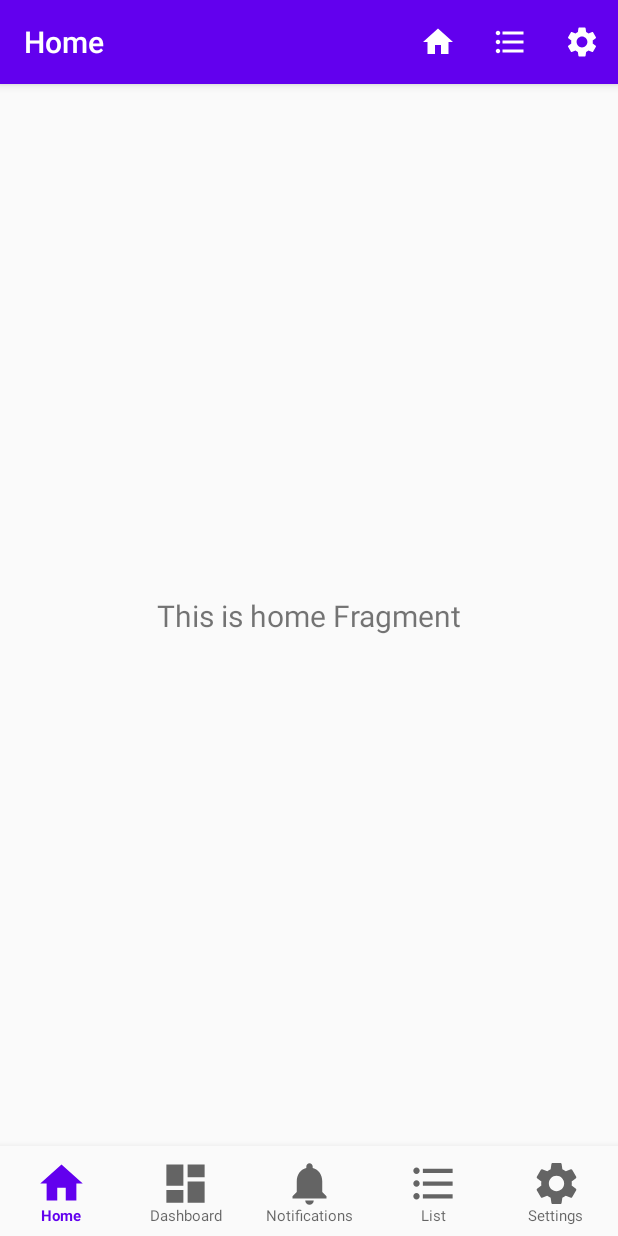
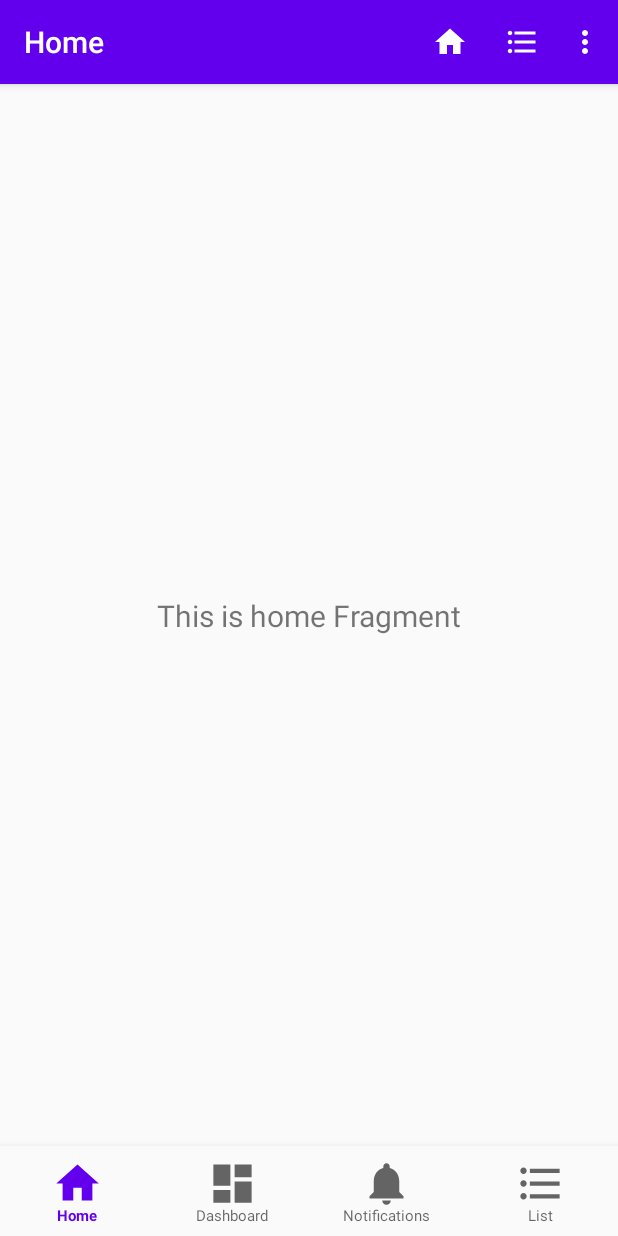
Before and after one commit to mightyfrog/BottomNavigationView-Sample, an Android app: the screen it shows after launch (MainActivity), after a tap on "Item 1", on a phone screen of 412 x 824 dp. Run offline under Robolectric (Android 15) with nearby library versions, the phone set to English and light mode, and no system bars; our stand-ins replace navigation-ui.

Commit message:
add menu example

```diff
--- a/app/build.gradle
+++ b/app/build.gradle
@@ -40,7 +40,7 @@ dependencies {
     implementation 'androidx.core:core-ktx:1.3.1'
     implementation 'androidx.appcompat:appcompat:1.2.0'
     implementation 'com.google.android.material:material:1.2.0'
-    implementation 'androidx.constraintlayout:constraintlayout:1.1.3'
+    implementation 'androidx.constraintlayout:constraintlayout:2.0.1'
     implementation 'androidx.lifecycle:lifecycle-extensions:2.2.0'
     implementation 'androidx.navigation:navigation-fragment-ktx:2.3.0'
     implementation 'androidx.navigation:navigation-ui-ktx:2.3.0'
--- a/app/src/main/java/org/mightyfrog/android/bottomnavigationviewsample/MainActivity.kt
+++ b/app/src/main/java/org/mightyfrog/android/bottomnavigationviewsample/MainActivity.kt
@@ -1,6 +1,9 @@
 package org.mightyfrog.android.bottomnavigationviewsample
 
 import android.os.Bundle
+import android.view.Menu
+import android.view.MenuItem
+import android.widget.Toast
 import androidx.appcompat.app.AppCompatActivity
 import androidx.navigation.fragment.NavHostFragment
 import androidx.navigation.ui.AppBarConfiguration
@@ -31,4 +34,22 @@ class MainActivity : AppCompatActivity(R.layout.activity_main) {
         setupActionBarWithNavController(navController, appBarConfiguration)
         navView.setupWithNavController(navController)
     }
+
+    override fun onCreateOptionsMenu(menu: Menu?): Boolean {
+        menuInflater.inflate((R.menu.common_menu), menu)
+
+        return super.onCreateOptionsMenu(menu)
+    }
+
+    override fun onOptionsItemSelected(item: MenuItem): Boolean {
+        if (item.itemId == R.id.navigation_settings) {
+            Toast.makeText(
+                this,
+                getString(R.string.menu_tapped, item.title),
+                Toast.LENGTH_SHORT
+            ).show()
+
+        }
+        return super.onOptionsItemSelected(item)
+    }
 }
--- a/app/src/main/res/menu/bottom_nav_menu.xml
+++ b/app/src/main/res/menu/bottom_nav_menu.xml
@@ -20,10 +20,4 @@
         android:id="@+id/navigation_list"
         android:icon="@drawable/ic_baseline_format_list_bulleted_24"
         android:title="@string/title_list" />
-
-    <item
-        android:id="@+id/navigation_settings"
-        android:icon="@drawable/ic_baseline_settings_24"
-        android:title="@string/title_settings" />
-
 </menu>
--- /dev/null
+++ b/app/src/main/res/menu/common_menu.xml
@@ -0,0 +1,8 @@
+<?xml version="1.0" encoding="utf-8"?>
+<menu xmlns:android="http://schemas.android.com/apk/res/android">
+
+    <item
+        android:id="@+id/navigation_settings"
+        android:icon="@drawable/ic_baseline_settings_24"
+        android:title="@string/title_settings" />
+</menu>
--- a/app/src/main/res/menu/home_menu.xml
+++ b/app/src/main/res/menu/home_menu.xml
@@ -14,9 +14,4 @@
         android:icon="@drawable/ic_baseline_format_list_bulleted_24"
         android:title="Item 2"
         app:showAsAction="ifRoom" />
-    <item
-        android:id="@+id/home_menu_item3"
-        android:icon="@drawable/ic_baseline_settings_24"
-        android:title="Item 3"
-        app:showAsAction="ifRoom" />
 </menu>
--- a/build.gradle
+++ b/build.gradle
@@ -1,6 +1,6 @@
 // Top-level build file where you can add configuration options common to all sub-projects/modules.
 buildscript {
-    ext.kotlin_version = "1.3.72"
+    ext.kotlin_version = "1.4.0"
     repositories {
         google()
         jcenter()
```
Also changed, not shown: 1 other file.
